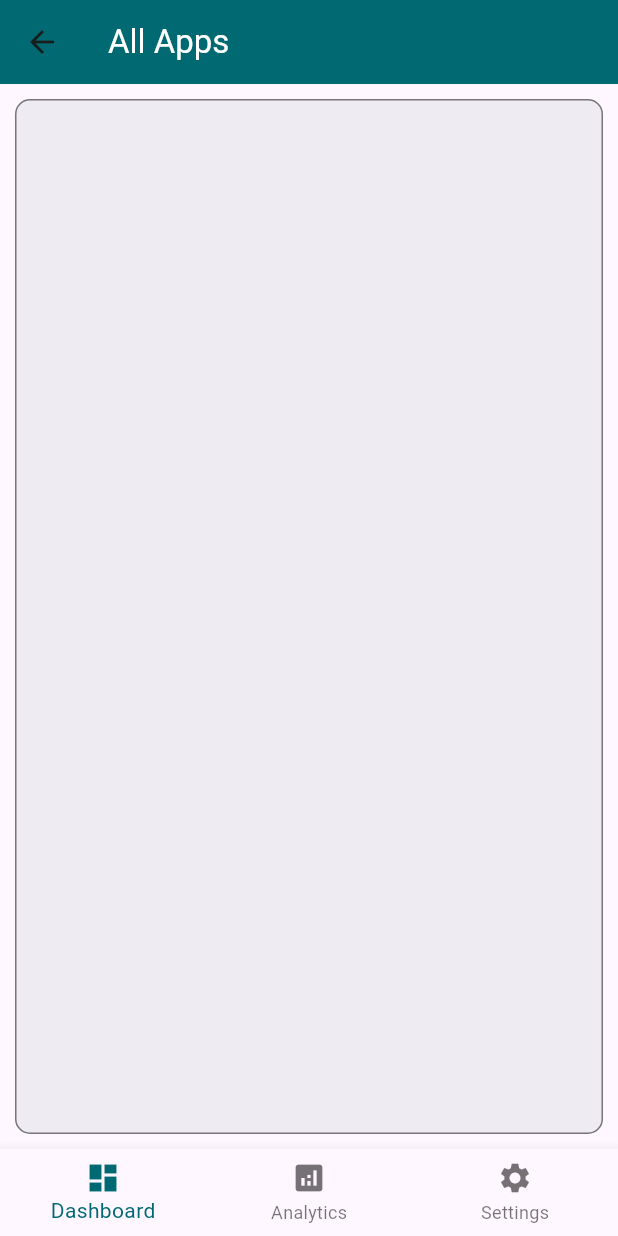
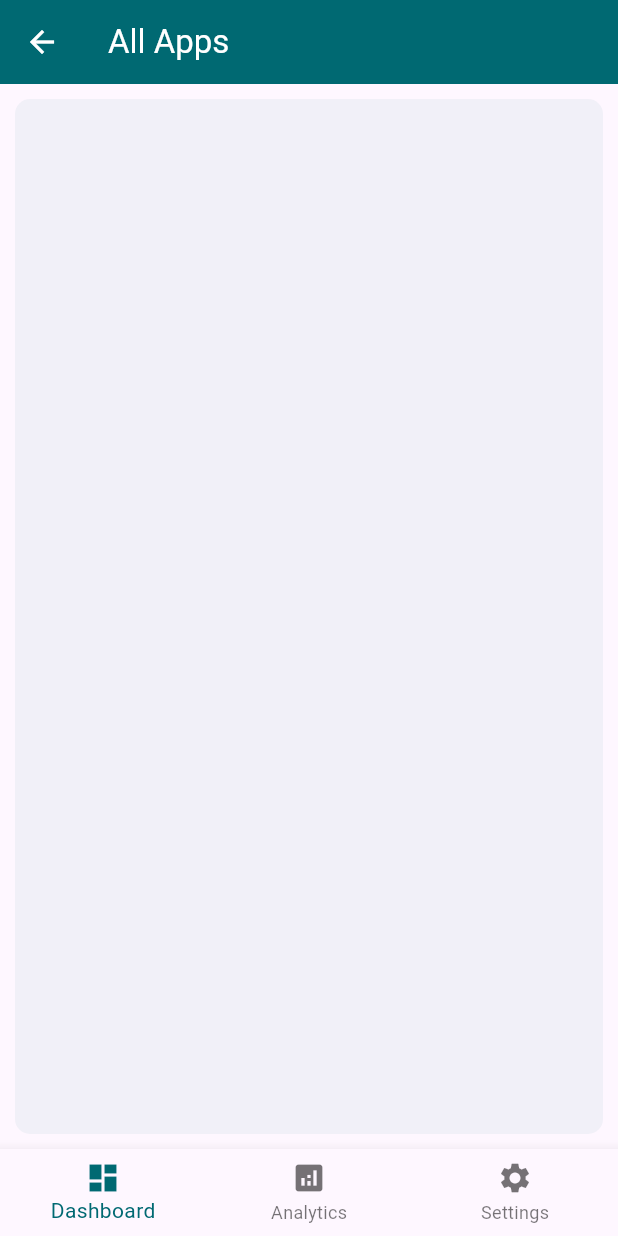
Before and after one commit to Prakhar29Sharma/Digital-Wellbeing, a Flutter app: the ShowAllPageWrapper screen opened directly with empty values, on a phone screen of 412 x 824 dp. Run offline on Flutter 3.47's test engine with Material 3 defaults, Android fonts, the phone set to English and light mode, and no system bars; our stand-ins replace firebase_auth, firebase_core, pie_chart, timezone; missing offline and left inert: usage_stats; accounts and stored records are empty.

Commit message:
some minute fixes

```diff
--- a/lib/screens/dashboard.dart
+++ b/lib/screens/dashboard.dart
@@ -1,4 +1,4 @@
-import 'package:digital_wellbeing/screens/showApps.dart';
+import 'package:digital_wellbeing/screens/show_apps.dart';
 import 'package:flutter/material.dart';
 import 'package:firebase_auth/firebase_auth.dart';
 import '../components/pie_chart/pie_chart.dart';
--- a/lib/screens/showApps.dart
+++ b/lib/screens/show_apps.dart
@@ -1,4 +1,3 @@
-import 'package:flutter/cupertino.dart';
 import 'package:flutter/material.dart';
 
 import '../service/format_time.dart';
@@ -12,8 +11,17 @@ class ShowAllPageWrapper extends StatelessWidget {
   Widget build(BuildContext context) {
     return Scaffold(
       appBar: AppBar(
+        leading: IconButton(
+          icon: const Icon(
+            Icons.arrow_back,
+            color: Colors.white,
+          ),
+          onPressed: () {
+            Navigator.pop(context);
+          },
+        ),
         backgroundColor: Theme.of(context).colorScheme.primary,
-        title: Text('All Apps', style: TextStyle(color: Colors.white),),
+        title: const Text('All Apps', style: TextStyle(color: Colors.white),),
       ),
       body: ShowAllAppsPage(appEntries: appEntries),
       bottomNavigationBar: BottomNavigationBar(
@@ -45,27 +53,25 @@ class ShowAllAppsPage extends StatelessWidget {
   @override
   Widget build(BuildContext context) {
     return Container(
-      margin: EdgeInsets.symmetric(horizontal: 10, vertical: 10),
+      margin: const EdgeInsets.symmetric(horizontal: 10, vertical: 10),
       decoration: BoxDecoration(
-        color: Colors.blueGrey.withOpacity(0.1),
+        color: Theme.of(context)
+            .colorScheme
+            .primary
+            .withOpacity(0.05),
         borderRadius: BorderRadius.circular(10),
-        border: Border.all(
-          color: Colors.black.withOpacity(0.5), // Color of the border
-          width: 1, // Width of the border
-        ),
-
       ),
       child: ListView.separated(
         itemCount: appEntries.length,
         itemBuilder: (context, index) {
           final appEntry = appEntries[index];
           return ListTile(
-            title: Text(appEntry.key, style: (TextStyle(fontSize: 13)),),
-            subtitle: Text(formatTime(appEntry.value), style: (TextStyle(fontSize: 11)),),
-            trailing: Icon(Icons.navigate_next_rounded),
+            title: Text(appEntry.key, style: (const TextStyle(fontSize: 13)),),
+            subtitle: Text(formatTime(appEntry.value), style: (const TextStyle(fontSize: 11)),),
+            trailing: const Icon(Icons.navigate_next_rounded),
           );
         },
-        separatorBuilder: (context, index) => Divider(), // Add a divider between each list tile
+        separatorBuilder: (context, index) => const Divider(), // Add a divider between each list tile
       ),
     );
   }
```
